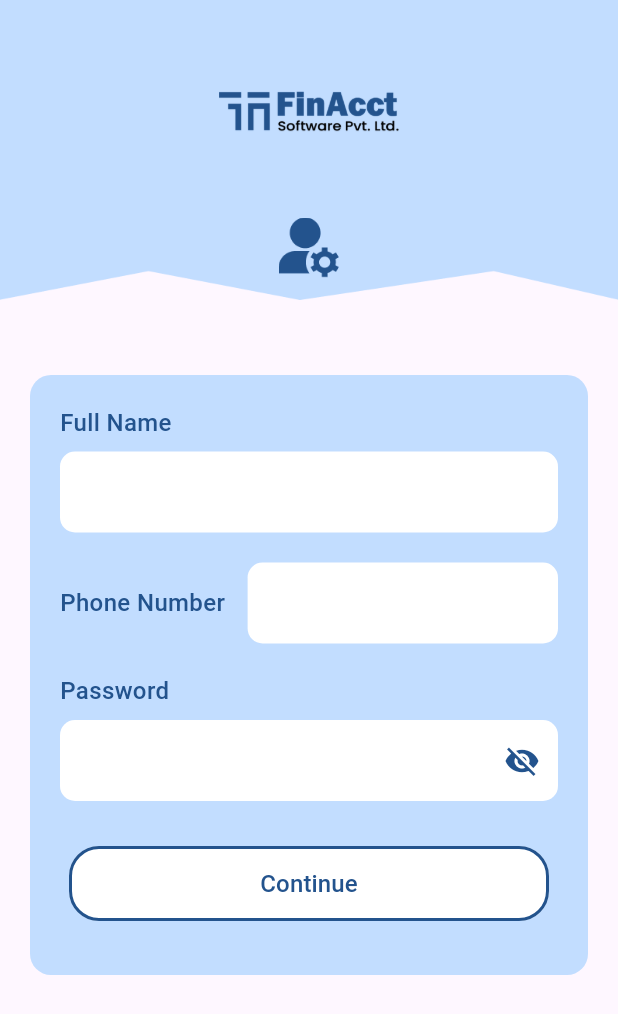
After one commit to DEADBODY142/Finacct, a Flutter app: the Register screen opened directly, on a phone screen of 412 x 824 dp. The commit adds this screen. Shown: the top 1014 px of the screen. Run offline on Flutter 3.47's test engine with Material 3 defaults, Android fonts, the phone set to English and light mode, and no system bars.

Commit message:
register--first step

```diff
--- /dev/null
+++ b/lib/common/common.dart
@@ -0,0 +1,42 @@
+import 'package:flutter/material.dart';
+
+class CommonImages extends StatelessWidget {
+  const CommonImages({super.key});
+
+  @override
+  Widget build(BuildContext context) {
+    return SizedBox(
+      height: 200, // Adjust based on your top.png height
+      width: double.infinity,
+      child: Stack(
+        fit: StackFit.expand,
+        children: [
+          // Background image
+          Image.asset('assets/common/top.png', fit: BoxFit.cover),
+
+          // Centered logos column
+          Center(
+            child: Column(
+              mainAxisSize: MainAxisSize.min,
+              children: [
+                // Finact logo
+                Image.asset(
+                  'assets/common/finact.png',
+                  width: 120,
+                  height: 120,
+                ),
+                const SizedBox(height: 10), // Reduced spacing
+                // Register image
+                Image.asset(
+                  'assets/common/register.png',
+                  width: 120,
+                  height: 40, // Smaller height for text image
+                ),
+              ],
+            ),
+          ),
+        ],
+      ),
+    );
+  }
+}
--- /dev/null
+++ b/lib/common/commonforall.dart
@@ -0,0 +1,38 @@
+import 'package:flutter/material.dart';
+
+class Commonforall extends StatelessWidget {
+  const Commonforall({super.key});
+
+  @override
+  Widget build(BuildContext context) {
+    return Stack(
+      alignment: Alignment.center,
+      children: [
+        // Background image
+        Image.asset(
+          'assets/common/top.png',
+          width: double.infinity,
+          fit: BoxFit.cover,
+          errorBuilder: (context, error, stackTrace) {
+            return const Text(
+              'Background image not found!',
+              style: TextStyle(color: Colors.red),
+            );
+          },
+        ),
+        // Overlay logo
+        Image.asset(
+          'assets/common/finact.png',
+          width: 150,
+          height: 150,
+          errorBuilder: (context, error, stackTrace) {
+            return const Text(
+              'Logo not found!',
+              style: TextStyle(color: Colors.red),
+            );
+          },
+        ),
+      ],
+    );
+  }
+}
--- a/lib/main.dart
+++ b/lib/main.dart
@@ -1,4 +1,6 @@
+import 'package:finacct/common/commonforall.dart';
 import 'package:finacct/pages/login.dart';
+import 'package:finacct/pages/register.dart';
 import 'package:flutter/material.dart';
 
 void main() {
--- /dev/null
+++ b/lib/pages/register.dart
@@ -0,0 +1,216 @@
+import 'package:finacct/common/common.dart';
+import 'package:flutter/material.dart';
+
+class Register extends StatefulWidget {
+  const Register({super.key});
+
+  @override
+  State<Register> createState() => _RegisterState();
+}
+
+class _RegisterState extends State<Register> {
+  @override
+  Widget build(BuildContext context) {
+    return Scaffold(
+      resizeToAvoidBottomInset: true,
+      body: SingleChildScrollView(
+        child: Center(
+          child: Column(
+            children: [
+              // Use the CommonImages widget
+              Container(
+                margin: const EdgeInsets.only(bottom: 50),
+                child: const CommonImages(),
+              ),
+              // Rest of your form remains the same
+              Container(
+                decoration: BoxDecoration(
+                  borderRadius: BorderRadius.circular(14),
+                  color: const Color(0xffC2DDFF),
+                ),
+                margin: const EdgeInsets.only(left: 20, right: 20),
+                width: double.infinity,
+                height: 400,
+                child: Column(
+                  mainAxisAlignment: MainAxisAlignment.spaceEvenly,
+                  children: [
+                    // Full Name Field
+                    Padding(
+                      padding: const EdgeInsets.symmetric(horizontal: 20),
+                      child: Column(
+                        crossAxisAlignment: CrossAxisAlignment.start,
+                        children: [
+                          const Padding(
+                            padding: EdgeInsets.only(bottom: 8.0),
+                            child: Text(
+                              'Full Name',
+                              style: TextStyle(
+                                color: Color(0xff23538D),
+                                fontSize: 16,
+                                fontWeight: FontWeight.w500,
+                              ),
+                            ),
+                          ),
+                          TextField(
+                            decoration: InputDecoration(
+                              filled: true,
+                              fillColor: Colors.white,
+                              border: OutlineInputBorder(
+                                borderRadius: BorderRadius.circular(10),
+                                borderSide: BorderSide.none,
+                              ),
+                              contentPadding: const EdgeInsets.symmetric(
+                                vertical: 15,
+                                horizontal: 20,
+                              ),
+                              focusedBorder: OutlineInputBorder(
+                                borderRadius: BorderRadius.circular(10),
+                                borderSide: const BorderSide(
+                                  color: Color(0xff1F41BB),
+                                  width: 3.0,
+                                ),
+                              ),
+                            ),
+                          ),
+                        ],
+                      ),
+                    ),
+                    // Phone Number Field
+                    Padding(
+                      padding: const EdgeInsets.symmetric(horizontal: 20),
+                      child: Row(
+                        crossAxisAlignment: CrossAxisAlignment.center,
+                        children: [
+                          const Padding(
+                            padding: EdgeInsets.only(right: 15),
+                            child: Text(
+                              'Phone Number',
+                              style: TextStyle(
+                                color: Color(0xff23538D),
+                                fontSize: 16,
+                                fontWeight: FontWeight.w500,
+                              ),
+                            ),
+                          ),
+                          Expanded(
+                            child: TextField(
+                              keyboardType: TextInputType.phone,
+                              decoration: InputDecoration(
+                                filled: true,
+                                fillColor: Colors.white,
+                                border: OutlineInputBorder(
+                                  borderRadius: BorderRadius.circular(10),
+                                  borderSide: BorderSide.none,
+                                ),
+                                contentPadding: const EdgeInsets.symmetric(
+                                  vertical: 15,
+                                  horizontal: 20,
+                                ),
+                                focusedBorder: OutlineInputBorder(
+                                  borderRadius: BorderRadius.circular(10),
+                                  borderSide: const BorderSide(
+                                    color: Color(0xff1F41BB),
+                                    width: 3.0,
+                                  ),
+                                ),
+                              ),
+                            ),
+                          ),
+                        ],
+                      ),
+                    ),
+                    // Password Field
+                    Padding(
+                      padding: const EdgeInsets.symmetric(horizontal: 20),
+                      child: Column(
+                        crossAxisAlignment: CrossAxisAlignment.start,
+                        children: [
+                          const Padding(
+                            padding: EdgeInsets.only(bottom: 8.0),
+                            child: Text(
+                              'Password',
+                              style: TextStyle(
+                                color: Color(0xff23538D),
+                                fontSize: 16,
+                                fontWeight: FontWeight.w500,
+                              ),
+                            ),
+                          ),
+                          StatefulBuilder(
+                            builder: (context, setState) {
+                              bool _obscureText = true;
+                              return TextField(
+                                obscureText: _obscureText,
+                                decoration: InputDecoration(
+                                  filled: true,
+                                  fillColor: Colors.white,
+                                  border: OutlineInputBorder(
+                                    borderRadius: BorderRadius.circular(10),
+                                    borderSide: BorderSide.none,
+                                  ),
+                                  contentPadding: const EdgeInsets.symmetric(
+                                    vertical: 15,
+                                    horizontal: 20,
+                                  ),
+                                  focusedBorder: OutlineInputBorder(
+                                    borderRadius: BorderRadius.circular(10),
+                                    borderSide: const BorderSide(
+                                      color: Color(0xff1F41BB),
+                                      width: 3.0,
+                                    ),
+                                  ),
+                                  suffixIcon: IconButton(
+                                    icon: Icon(
+                                      _obscureText
+                                          ? Icons.visibility_off
+                                          : Icons.visibility,
+                                      color: const Color(0xff23538D),
+                                    ),
+                                    onPressed: () {
+                                      setState(() {
+                                        _obscureText = !_obscureText;
+                                      });
+                                    },
+                                  ),
+                                ),
+                              );
+                            },
+                          ),
+                        ],
+                      ),
+                    ),
+                    // Continue Button
+                    Padding(
+                      padding: const EdgeInsets.only(bottom: 16.0, top: 10),
+                      child: OutlinedButton(
+                        onPressed: () {},
+                        style: OutlinedButton.styleFrom(
+                          backgroundColor: Colors.white,
+                          side: const BorderSide(
+                            color: Color(0xff23538D),
+                            width: 2.0,
+                          ),
+                          shape: RoundedRectangleBorder(
+                            borderRadius: BorderRadius.circular(20),
+                          ),
+                          minimumSize: const Size(320, 50),
+                        ),
+                        child: const Text(
+                          "Continue",
+                          style: TextStyle(
+                            color: Color(0xff23538D),
+                            fontSize: 16,
+                          ),
+                        ),
+                      ),
+                    ),
+                  ],
+                ),
+              ),
+            ],
+          ),
+        ),
+      ),
+    );
+  }
+}
--- a/pubspec.yaml
+++ b/pubspec.yaml
@@ -60,6 +60,7 @@ flutter:
   assets:
     - assets/logo/
     - assets/
+    - assets/common/
   #   - images/a_dot_burr.jpeg
   #   - images/a_dot_ham.jpeg
 
```
Also changed, not shown: assets/common/finact.png (added), assets/common/register.png (added), assets/common/top.png (added).
